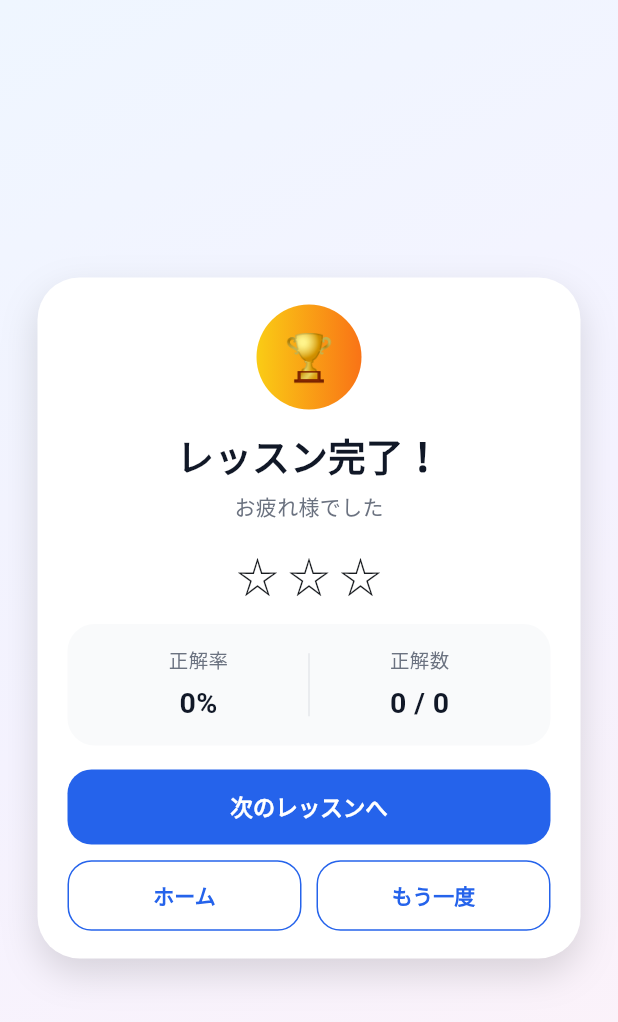
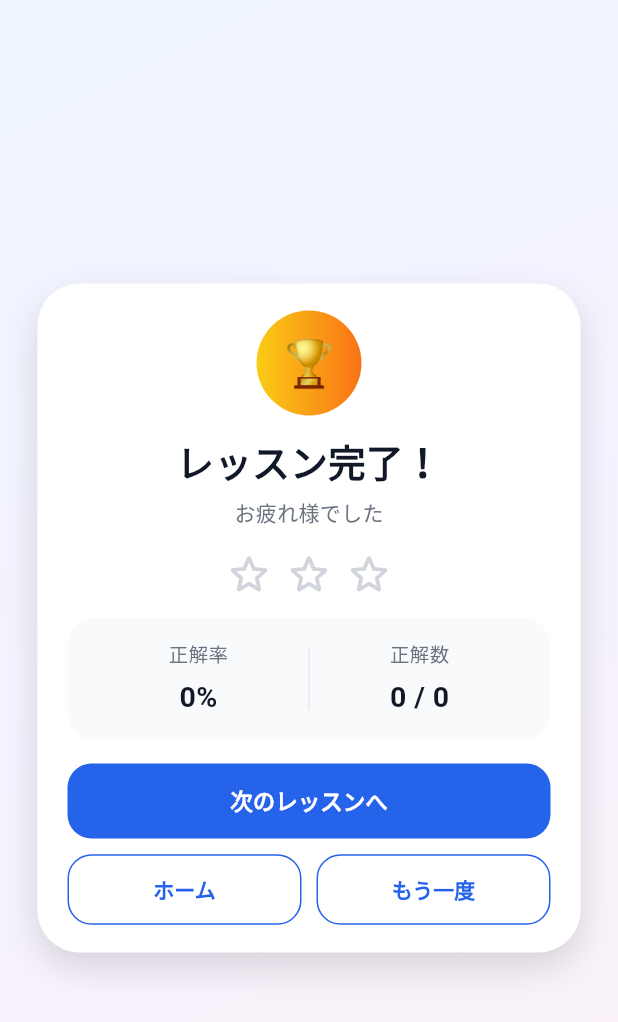
Before and after one commit to alex3333python/syuwa-study, a Flutter app: the CompletionScreen widget shown alone on an empty page, opened directly with empty values, on a phone screen of 412 x 824 dp. Shown: the top 1022 px of the screen. Run offline on Flutter 3.47's test engine with Material 3 defaults, Android fonts, the phone set to English and light mode, and no system bars; our stand-ins replace flutter_tts, shared_preferences, video_player; accounts and stored records are empty; Roboto replaces fonts that are missing (GenInterfaceJP).

Commit message:
Restore colored stars on the completion screen.
Emoji stars lost color under the app font; use Material star icons with a soft gold glow instead.

Co-authored-by: Noeru Sugiyama <alex3333python@users.noreply.github.com>

```diff
--- a/lib/screens/completion_screen.dart
+++ b/lib/screens/completion_screen.dart
@@ -106,6 +106,7 @@ class CompletionScreen extends StatelessWidget {
                   Row(
                     mainAxisAlignment: MainAxisAlignment.center,
                     children: List.generate(3, (index) {
+                      final filled = index < stars;
                       return TweenAnimationBuilder<double>(
                         tween: Tween(begin: 0.0, end: 1.0),
                         duration: Duration(milliseconds: 350 + index * 90),
@@ -115,9 +116,22 @@ class CompletionScreen extends StatelessWidget {
                         },
                         child: Padding(
                           padding: const EdgeInsets.symmetric(horizontal: 3),
-                          child: Text(
-                            index < stars ? '⭐' : '☆',
-                            style: const TextStyle(fontSize: 28),
+                          child: Icon(
+                            filled
+                                ? Icons.star_rounded
+                                : Icons.star_border_rounded,
+                            size: 34,
+                            color: filled
+                                ? const Color(0xFFFBBF24)
+                                : const Color(0xFFD1D5DB),
+                            shadows: filled
+                                ? const [
+                                    Shadow(
+                                      color: Color(0x66F59E0B),
+                                      blurRadius: 10,
+                                    ),
+                                  ]
+                                : null,
                           ),
                         ),
                       );
```
